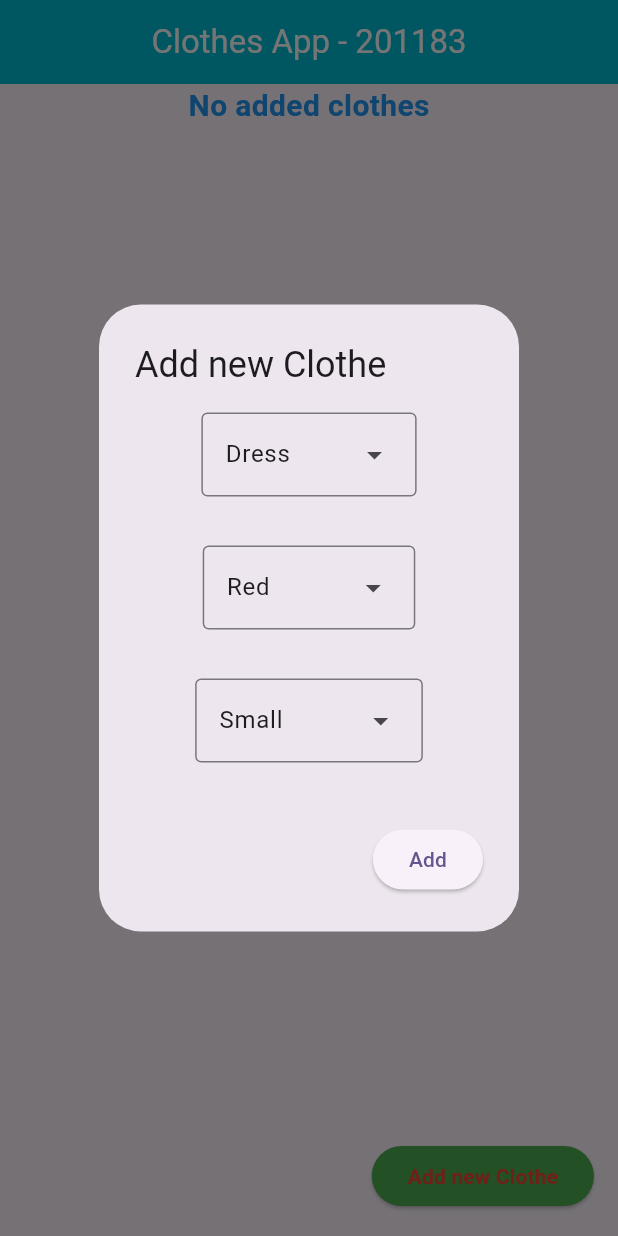
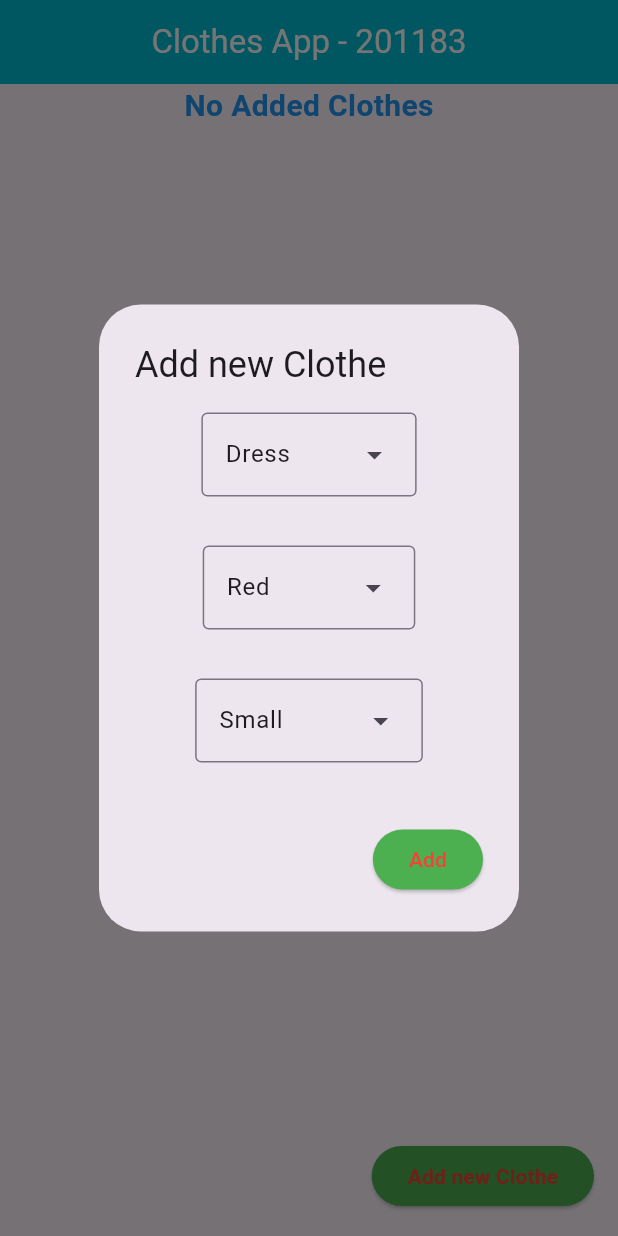
Before and after one commit to AceGjorgjievski/MIS, a Flutter app: the Clothes screen opened directly, after a tap on "Add new Clothe", on a phone screen of 412 x 824 dp. Run offline on Flutter 3.47's test engine with Material 3 defaults, Android fonts, the phone set to English and light mode, and no system bars.

```diff
--- a/Lab_2/lib/main.dart
+++ b/Lab_2/lib/main.dart
@@ -72,7 +72,7 @@ class _ClothesState extends State<Clothes> {
       context: context,
       builder: (BuildContext context) {
         return AlertDialog(
-          title: Text(title != null ? 'Editing $title' : 'Add new Clothe'),
+          title: Text(title != null ? 'Editing:\n$title' : 'Add new Clothe'),
           content: SizedBox(
             height: 250,
             width: 200,
@@ -130,12 +130,15 @@ class _ClothesState extends State<Clothes> {
           ),
           actions: [
             ElevatedButton(
+              style: ElevatedButton.styleFrom(
+                backgroundColor: Colors.green
+              ),
               onPressed: () {
                 setState(() {
                   if (selectedClotheName.isNotEmpty &&
                       selectedClotheColor.isNotEmpty &&
                       selectedClotheSize.isNotEmpty) {
-                    if(index != null) {
+                    if (index != null) {
                       clothes[index] = Clothes(
                         clotheName: selectedClotheName,
                         clotheColor: selectedClotheColor,
@@ -152,7 +155,10 @@ class _ClothesState extends State<Clothes> {
                 });
                 Navigator.of(context).pop();
               },
-              child: Text(index != null ? 'Modify' : 'Add'),
+              child: Text(
+                index != null ? 'Modify' : 'Add',
+                style: const TextStyle(color: Colors.red),
+              ),
             ),
           ],
         );
@@ -178,9 +184,7 @@ class _ClothesState extends State<Clothes> {
       body: Column(
         children: [
           Text(
-            clothes.isEmpty
-                ? 'No added clothes'
-                : 'All Added clothes:',
+            clothes.isEmpty ? 'No Added Clothes' : 'All Added Clothes:',
             style: const TextStyle(
               color: Colors.blue,
               fontSize: 20,
@@ -245,5 +249,4 @@ class _ClothesState extends State<Clothes> {
       ),
     );
   }
-
 }
```
Also changed, not shown: 1 other file.
